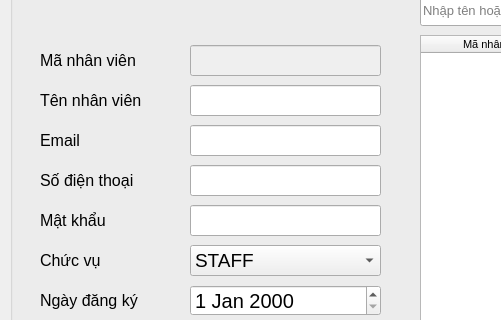
The window that GUI/UI/QuanLyNhanVien.ui (MinhVi2004/WaterManagement) describes before a commit, drawn with Qt 5; both pictures show x 0 to 501 and y 115 to 435 of the 1309 by 700 pixel window.
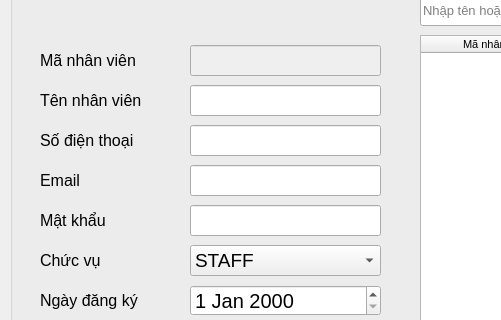
The same window after the commit.

The edit to the form file:
```diff
--- a/GUI/UI/QuanLyNhanVien.ui
+++ b/GUI/UI/QuanLyNhanVien.ui
@@ -354,7 +354,7 @@
      <property name="geometry">
       <rect>
        <x>180</x>
-       <y>190</y>
+       <y>230</y>
        <width>191</width>
        <height>31</height>
       </rect>
@@ -369,7 +369,7 @@
      <property name="geometry">
       <rect>
        <x>30</x>
-       <y>190</y>
+       <y>230</y>
        <width>141</width>
        <height>31</height>
       </rect>
@@ -445,7 +445,7 @@
      <property name="geometry">
       <rect>
        <x>180</x>
-       <y>230</y>
+       <y>190</y>
        <width>191</width>
        <height>31</height>
       </rect>
@@ -460,7 +460,7 @@
      <property name="geometry">
       <rect>
        <x>30</x>
-       <y>230</y>
+       <y>190</y>
        <width>141</width>
        <height>31</height>
       </rect>
```
